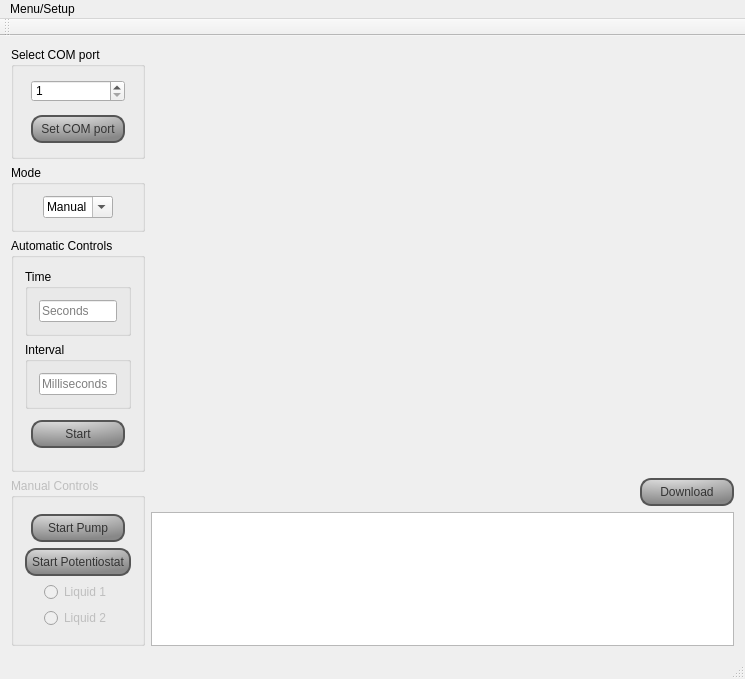
This is user-interface/ExperimentControl/mainwindow.ui in atraastrum/project-a-elec-e8002 as Qt 5 draws it before an edit. The edited form follows.
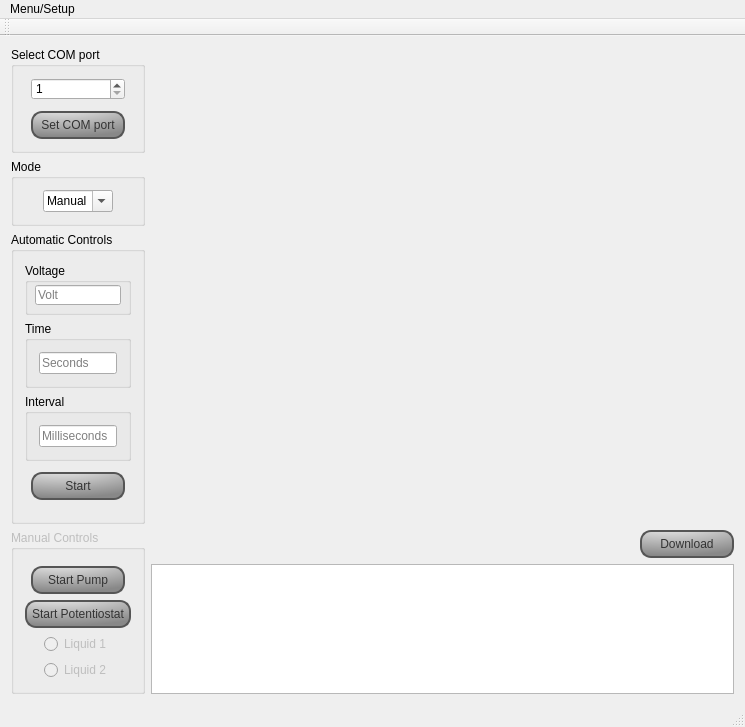
This is the edited form.

Commit message: Add Voltage Setting

Diff of the .ui file:
```diff
--- a/user-interface/ExperimentControl/mainwindow.ui
+++ b/user-interface/ExperimentControl/mainwindow.ui
@@ -43,7 +43,7 @@
      <verstretch>0</verstretch>
     </sizepolicy>
    </property>
-   <layout class="QGridLayout" name="gridLayout" rowstretch="2,1,4,3" columnstretch="1,10">
+   <layout class="QGridLayout" name="gridLayout" rowstretch="2,1,4,3" columnstretch="1,20">
     <item row="1" column="0">
      <widget class="QGroupBox" name="groupBox_2">
       <property name="title">
@@ -131,7 +131,7 @@
          </attribute>
         </widget>
        </item>
-       <item row="2" column="0">
+       <item row="2" column="0" alignment="Qt::AlignHCenter">
         <widget class="QPushButton" name="controlPSTATButton">
          <property name="text">
           <string>Start Potentiostat</string>
@@ -172,8 +172,27 @@
       <property name="title">
        <string>Automatic Controls</string>
       </property>
-      <layout class="QGridLayout" name="gridLayout_5" rowstretch="1,1,1,1,1" columnstretch="3,1,1,1,3">
-       <item row="0" column="1" colspan="3">
+      <layout class="QGridLayout" name="gridLayout_5" columnstretch="3,0,0,0,0">
+       <item row="2" column="1" colspan="3">
+        <widget class="QGroupBox" name="groupBox_4">
+         <property name="title">
+          <string>Interval</string>
+         </property>
+         <layout class="QGridLayout" name="gridLayout_8">
+          <item row="0" column="0">
+           <widget class="QLineEdit" name="intervalInput">
+            <property name="placeholderText">
+             <string>Milliseconds</string>
+            </property>
+            <property name="clearButtonEnabled">
+             <bool>true</bool>
+            </property>
+           </widget>
+          </item>
+         </layout>
+        </widget>
+       </item>
+       <item row="1" column="1" colspan="3">
         <widget class="QGroupBox" name="groupBox_3">
          <property name="title">
           <string>Time</string>
@@ -195,23 +214,7 @@
          </layout>
         </widget>
        </item>
-       <item row="2" column="2">
-        <spacer name="verticalSpacer_2">
-         <property name="orientation">
-          <enum>Qt::Vertical</enum>
-         </property>
-         <property name="sizeType">
-          <enum>QSizePolicy::Fixed</enum>
-         </property>
-         <property name="sizeHint" stdset="0">
-          <size>
-           <width>20</width>
-           <height>5</height>
-          </size>
-         </property>
-        </spacer>
-       </item>
-       <item row="0" column="0">
+       <item row="1" column="0">
         <spacer name="horizontalSpacer_8">
          <property name="orientation">
           <enum>Qt::Horizontal</enum>
@@ -224,7 +227,23 @@
          </property>
         </spacer>
        </item>
-       <item row="3" column="3">
+       <item row="3" column="2">
+        <spacer name="verticalSpacer_2">
+         <property name="orientation">
+          <enum>Qt::Vertical</enum>
+         </property>
+         <property name="sizeType">
+          <enum>QSizePolicy::Fixed</enum>
+         </property>
+         <property name="sizeHint" stdset="0">
+          <size>
+           <width>20</width>
+           <height>5</height>
+          </size>
+         </property>
+        </spacer>
+       </item>
+       <item row="4" column="3">
         <spacer name="horizontalSpacer_7">
          <property name="orientation">
           <enum>Qt::Horizontal</enum>
@@ -237,39 +256,7 @@
          </property>
         </spacer>
        </item>
-       <item row="3" column="1">
-        <spacer name="horizontalSpacer_6">
-         <property name="orientation">
-          <enum>Qt::Horizontal</enum>
-         </property>
-         <property name="sizeHint" stdset="0">
-          <size>
-           <width>40</width>
-           <height>20</height>
-          </size>
-         </property>
-        </spacer>
-       </item>
-       <item row="1" column="1" colspan="3">
-        <widget class="QGroupBox" name="groupBox_4">
-         <property name="title">
-          <string>Interval</string>
-         </property>
-         <layout class="QGridLayout" name="gridLayout_8">
-          <item row="0" column="0">
-           <widget class="QLineEdit" name="intervalInput">
-            <property name="placeholderText">
-             <string>Milliseconds</string>
-            </property>
-            <property name="clearButtonEnabled">
-             <bool>true</bool>
-            </property>
-           </widget>
-          </item>
-         </layout>
-        </widget>
-       </item>
-       <item row="4" column="2">
+       <item row="5" column="2">
         <spacer name="verticalSpacer_5">
          <property name="orientation">
           <enum>Qt::Vertical</enum>
@@ -285,14 +272,14 @@
          </property>
         </spacer>
        </item>
-       <item row="3" column="2" alignment="Qt::AlignHCenter">
+       <item row="4" column="2" alignment="Qt::AlignHCenter">
         <widget class="QPushButton" name="measurementStartButton">
          <property name="text">
           <string>Start</string>
          </property>
         </widget>
        </item>
-       <item row="0" column="4">
+       <item row="1" column="4">
         <spacer name="horizontalSpacer_9">
          <property name="orientation">
           <enum>Qt::Horizontal</enum>
@@ -305,6 +292,51 @@
          </property>
         </spacer>
        </item>
+       <item row="4" column="1">
+        <spacer name="horizontalSpacer_6">
+         <property name="orientation">
+          <enum>Qt::Horizontal</enum>
+         </property>
+         <property name="sizeHint" stdset="0">
+          <size>
+           <width>40</width>
+           <height>20</height>
+          </size>
+         </property>
+        </spacer>
+       </item>
+       <item row="0" column="1" colspan="3">
+        <widget class="QGroupBox" name="groupBox_5">
+         <property name="minimumSize">
+          <size>
+           <width>106</width>
+           <height>52</height>
+          </size>
+         </property>
+         <property name="maximumSize">
+          <size>
+           <width>106</width>
+           <height>52</height>
+          </size>
+         </property>
+         <property name="title">
+          <string>Voltage</string>
+         </property>
+         <widget class="QLineEdit" name="lineEdit">
+          <property name="geometry">
+           <rect>
+            <x>10</x>
+            <y>22</y>
+            <width>86</width>
+            <height>20</height>
+           </rect>
+          </property>
+          <property name="placeholderText">
+           <string>Volt</string>
+          </property>
+         </widget>
+        </widget>
+       </item>
       </layout>
      </widget>
     </item>
```
